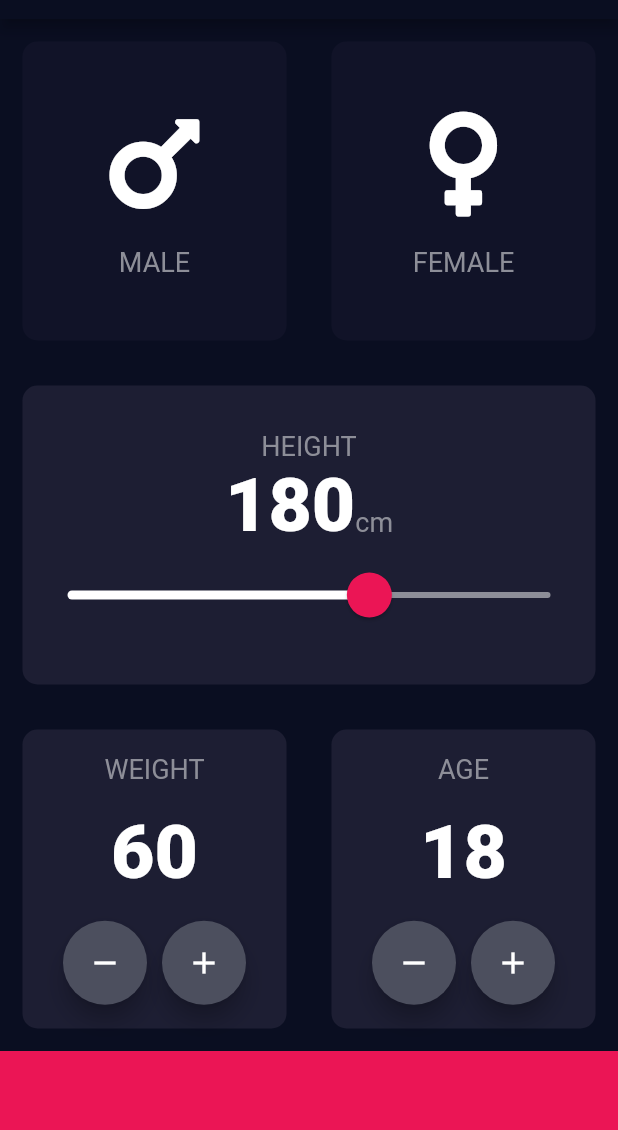
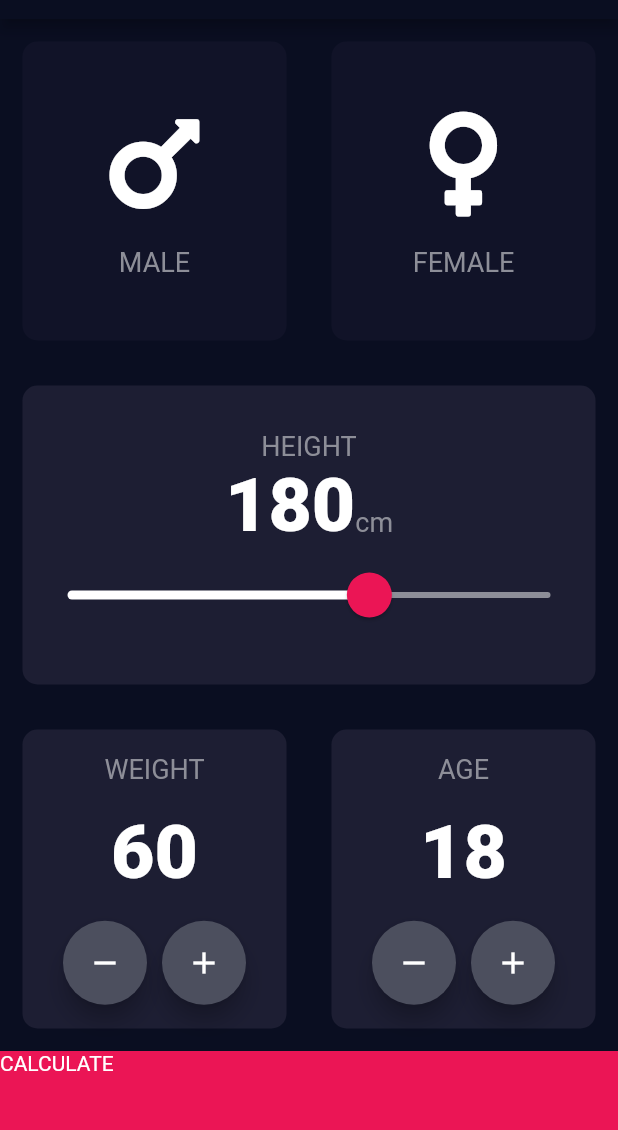
Before and after one commit to ALonghi/flutter-bmi-calculator, a Flutter app: the screen it shows after launch, on a phone screen of 412 x 824 dp, the part 65-1195 px from its top. Run offline on Flutter 3.47's test engine with Material 2 defaults, Android fonts, the phone set to English and light mode, and no system bars; our stand-ins replace font_awesome_flutter; statements that could not run were skipped.

```diff
--- a/lib/input_page.dart
+++ b/lib/input_page.dart
@@ -2,7 +2,9 @@ import 'package:flutter/material.dart';
 import 'package:font_awesome_flutter/font_awesome_flutter.dart';
 
 import 'constants.dart';
+import 'constants.dart';
 import 'icon_content.dart';
+import 'results_page.dart';
 import 'reusable_card.dart';
 
 enum GenderEnum { MALE, FEMALE }
@@ -146,10 +148,17 @@ class _InputPageState extends State<InputPage> {
               ],
             ),
           ),
-          Container(
-              color: kbottomContainerColor,
-              width: double.infinity,
-              height: kbottomContainerHeight),
+          GestureDetector(
+            onTap: () {
+              Navigator.push(context,
+                  MaterialPageRoute(builder: (context) => ResultsPage()));
+            },
+            child: Container(
+                child: Text('CALCULATE', style: ,),
+                color: kbottomContainerColor,
+                width: double.infinity,
+                height: kbottomContainerHeight),
+          ),
         ],
       ),
     );
```
Also changed, not shown: lib/results_page.dart (added, +13 -0 lines), 33 other files.
